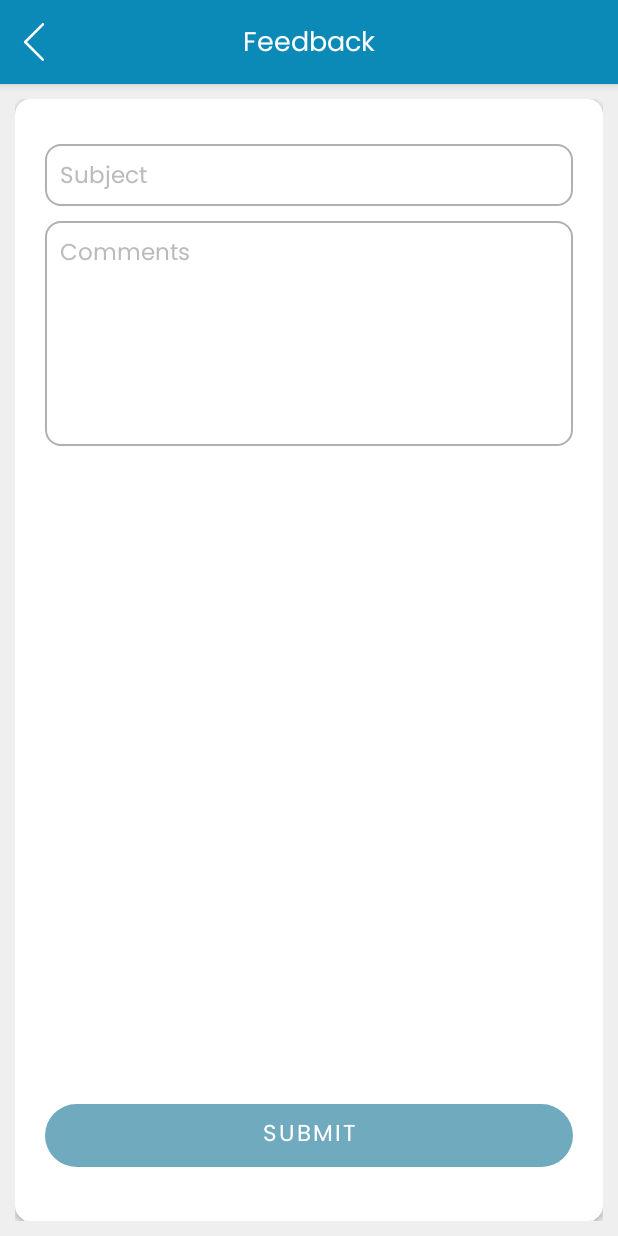
After one commit to sureshjayam77/memy_folks, an Android app: the FeedbackActivity screen opened directly, with no data from a screen before it, on a phone screen of 412 x 824 dp. The commit adds this screen. Run offline under Robolectric (Android 15) with nearby library versions, the phone set to English and light mode, and no system bars; our stand-ins replace data binding.

Commit message:
Feedback implemented, accept and reject notification option implemented

```diff
--- a/app/build.gradle
+++ b/app/build.gradle
@@ -26,10 +26,10 @@ android {
     }
 
     buildTypes {
-        debug {
+        /*debug {
             minifyEnabled false
             proguardFiles getDefaultProguardFile('proguard-android-optimize.txt'), 'proguard-rules.pro'
-        }
+        }*/
         release {
             minifyEnabled false
             proguardFiles getDefaultProguardFile('proguard-android-optimize.txt'), 'proguard-rules.pro'
--- /dev/null
+++ b/app/src/main/java/com/memy/activity/FeedbackActivity.kt
@@ -0,0 +1,103 @@
+package com.memy.activity
+
+import android.app.Activity
+import android.content.Intent
+import android.os.Bundle
+import android.text.TextUtils
+import android.view.View
+import androidx.databinding.DataBindingUtil
+import androidx.lifecycle.ViewModelProvider
+import com.memy.R
+import com.memy.databinding.FeedbackActivityBinding
+import com.memy.pojo.CommonResponse
+import com.memy.pojo.FeedbackReqObj
+import com.memy.viewModel.FeedbackViewModel
+import androidx.lifecycle.Observer
+
+class FeedbackActivity : AppBaseActivity() {
+
+    private lateinit var viewModel : FeedbackViewModel
+    private lateinit var binding : FeedbackActivityBinding
+
+    override fun onCreate(savedInstanceState: Bundle?) {
+        super.onCreate(savedInstanceState)
+        binding = DataBindingUtil.setContentView(this,R.layout.feedback_activity)
+        binding.lifecycleOwner = this
+        viewModel = ViewModelProvider(this).get(FeedbackViewModel::class.java)
+        binding.viewModel = viewModel
+        initObserver()
+    }
+
+    fun initObserver(){
+        viewModel.storyTitle.observe(this, Observer { v ->
+            viewModel.validateSubmitBtn()
+        })
+        viewModel.storyDesc.observe(this, Observer { v ->
+            viewModel.validateSubmitBtn()
+        })
+
+        viewModel.submitFeedbackRes.observe(this, this::validateSubmitRes)
+    }
+
+    private fun validateSubmitRes(res: CommonResponse){
+        hideProgressBar()
+        if (res != null) {
+            if ((res.statusCode == 200) || (res.statusCode == 201)) {
+                if (res?.data != null) {
+                    showAlertDialog(
+                        R.id.submit_feedback_success_id,
+                        getString(R.string.feedback_submit_success_fully),
+                        getString(R.string.label_ok),
+                        ""
+                    )
+                } else {
+                    errorHandler(res)
+                }
+            } else {
+                errorHandler(res)
+            }
+        }
+    }
+
+    private fun errorHandler(res: CommonResponse) {
+        var message = ""
+        if ((res != null) && (res.errorDetails != null)) {
+            message = res.errorDetails.message!!
+        }
+        if (TextUtils.isEmpty(message)) {
+            message = getString(R.string.something_went_wrong)
+        }
+        showAlertDialog(R.id.do_nothing, message, getString(R.string.close_label), "")
+    }
+
+    fun submitfeedback(v:View){
+        val subject = viewModel.storyTitle.value
+        val comments = viewModel.storyDesc.value
+        if((!TextUtils.isEmpty(subject)) && (!TextUtils.isEmpty(comments)) && (prefhelper.fetchUserData() != null) && (!TextUtils.isEmpty(subject?.trim())) && (!TextUtils.isEmpty(comments?.trim())) ){
+            showProgressBar()
+            viewModel.feedbackRepository.submitFeedback(FeedbackReqObj(prefhelper.fetchUserData()?.mid,subject,comments))
+        }
+    }
+
+    private fun showProgressBar() {
+        binding.progressInclude.progressBarLayout.visibility = View.VISIBLE
+    }
+
+    private fun hideProgressBar() {
+        binding.progressInclude.progressBarLayout.visibility = View.GONE
+
+    }
+
+    override fun dialogPositiveCallBack(id: Int?) {
+        dismissAlertDialog()
+       if (id == R.id.submit_feedback_success_id) {
+            var intent = Intent()
+            setResult(Activity.RESULT_OK,intent)
+            finish()
+        }
+    }
+
+    override fun dialogNegativeCallBack() {
+        dismissAlertDialog()
+    }
+}
--- a/app/src/main/java/com/memy/api/APIInterface.kt
+++ b/app/src/main/java/com/memy/api/APIInterface.kt
@@ -79,4 +79,10 @@ interface APIInterface {
     @PUT("api/v1/sns_token/")
     fun updateFCMToken(@Body() req: FCMTokenUpdateReq?,@Query("apikey") apikey: String?) : Call<CommonResponse?>?
 
+    @POST("api/v1/feedback/")
+    fun submitFeedback(@Body() req: FeedbackReqObj?,@Query("apikey") apikey: String?) : Call<CommonResponse?>?
+
+    @PUT("api/v1/existing_member/")
+    fun addFamilyAction(@Query("apikey") apikey: String?,@Query("request_id") request_id: Int?,@Query("action") action: String?) : Call<CommonResponse?>?
+
 }
--- a/app/src/main/java/com/memy/api/BaseRepository.kt
+++ b/app/src/main/java/com/memy/api/BaseRepository.kt
@@ -22,7 +22,7 @@ import okhttp3.MultipartBody
 import okhttp3.RequestBody
 
 open class BaseRepository {
-    var retrofit: Retrofit
+    public var retrofit: Retrofit
     lateinit var LEVEL: HttpLoggingInterceptor.Level
     companion object{
        // val BASE_URL = "https://stage.memyfolks.com/"
--- a/app/src/main/java/com/memy/utils/Constents.kt
+++ b/app/src/main/java/com/memy/utils/Constents.kt
@@ -25,5 +25,11 @@ open class Constents {
 
         val NOTIFICATION_INTENT_EXTRA_DEEPLINK = "notification_intent_extra_deeplink"
         val DEEPLINK_NOTIFICATION = "NN001"
+
+        val NOTIFICATION_ACTION_ACCEPT = "ACCEPT"
+        val NOTIFICATION_ACTION_REJECT = "REJECT"
+
+        val NOTIFICATION_TYPE_ADD_STORY = 1
+        val NOTIFICATION_TYPE_ADD_FAMILY_MEMBER = 2
     }
 }
--- /dev/null
+++ b/app/src/main/java/com/memy/viewModel/FeedbackViewModel.kt
@@ -0,0 +1,39 @@
+package com.memy.viewModel
+
+import android.text.TextUtils
+import androidx.lifecycle.MutableLiveData
+import com.memy.pojo.AddStoryMediaObj
+import com.memy.pojo.CommonResponse
+import com.memy.pojo.ProfileData
+import com.memy.retrofit.FeedbackRepository
+import com.memy.retrofit.StoryRepository
+import com.memy.utils.Constents
+
+class FeedbackViewModel : AppBaseViewModel() {
+
+    var enableSubmitBtn : MutableLiveData<Boolean>  = MutableLiveData<Boolean>()
+    var storyTitle : MutableLiveData<String> = MutableLiveData<String>()
+    var storyDesc : MutableLiveData<String> = MutableLiveData<String>()
+    val feedbackRepository : FeedbackRepository = FeedbackRepository()
+    var submitFeedbackRes = MutableLiveData<CommonResponse>()
+    var userId : String = ""
+
+    init {
+        storyTitle.value = ""
+        storyDesc.value = ""
+        submitFeedbackRes = feedbackRepository.submitFeedbackRes
+    }
+
+    fun validateSubmitBtn(){
+        var title = storyTitle.value?.trim()
+        var desc = storyDesc.value?.trim()
+        var enable = false
+
+        if((!TextUtils.isEmpty(title)) && (!TextUtils.isEmpty(desc))){
+            enable = true
+        }
+        enableSubmitBtn.value = enable
+    }
+
+
+}
--- /dev/null
+++ b/app/src/main/res/layout/feedback_activity.xml
@@ -0,0 +1,149 @@
+<?xml version="1.0" encoding="utf-8"?>
+<layout xmlns:android="http://schemas.android.com/apk/res/android"
+    xmlns:app="http://schemas.android.com/apk/res-auto">
+
+    <data>
+
+        <variable
+            name="viewModel"
+            type="com.memy.viewModel.FeedbackViewModel" />
+    </data>
+
+    <androidx.coordinatorlayout.widget.CoordinatorLayout
+        android:layout_width="match_parent"
+        android:layout_height="match_parent"
+        android:background="@color/gray_color">
+
+        <com.google.android.material.appbar.AppBarLayout
+            android:id="@+id/actionBarLayout"
+            android:layout_width="match_parent"
+            android:layout_height="?attr/actionBarSize">
+
+            <androidx.appcompat.widget.Toolbar
+                android:layout_width="match_parent"
+                android:layout_height="?attr/actionBarSize"
+                android:background="@color/colorPrimary"
+                app:contentInsetLeft="0dp"
+                app:contentInsetStart="0dp">
+
+                <androidx.appcompat.widget.AppCompatImageView
+                    android:id="@+id/backIconImageView"
+                    android:layout_width="@dimen/back_icon_height"
+                    android:layout_height="@dimen/back_icon_height"
+                    android:layout_marginStart="@dimen/common_action_left_space"
+                    android:src="@drawable/ic_back_arrow" />
+
+                <androidx.appcompat.widget.AppCompatTextView
+                    android:id="@+id/titleTextView"
+                    style="@style/RegularText"
+                    android:layout_width="wrap_content"
+                    android:layout_height="wrap_content"
+                    android:layout_gravity="center"
+                    android:text="@string/label_feedback"
+                    android:textColor="@color/white"
+                    android:textSize="@dimen/common_header_text_size" />
+
+                <androidx.appcompat.widget.AppCompatImageView
+                    android:id="@+id/menuIconImageView"
+                    android:layout_width="@dimen/back_icon_height"
+                    android:layout_height="@dimen/back_icon_height"
+                    android:layout_gravity="end|center"
+                    android:layout_marginEnd="@dimen/common_margin_size"
+                    android:visibility="gone" />
+
+
+            </androidx.appcompat.widget.Toolbar>
+        </com.google.android.material.appbar.AppBarLayout>
+
+
+        <androidx.core.widget.NestedScrollView
+            android:layout_width="match_parent"
+            android:layout_height="match_parent"
+            android:layout_margin="@dimen/story_content_top_margin"
+            android:fillViewport="true"
+            app:layout_behavior="@string/appbar_scrolling_view_behavior">
+
+            <androidx.cardview.widget.CardView
+                android:layout_width="match_parent"
+                android:layout_height="match_parent"
+                android:backgroundTint="@color/white"
+                app:cardCornerRadius="10dp">
+
+                <androidx.constraintlayout.widget.ConstraintLayout
+                    android:layout_width="match_parent"
+                    android:layout_height="match_parent"
+                    android:layout_margin="@dimen/story_content_top_margin">
+
+                    <androidx.constraintlayout.widget.ConstraintLayout
+                        android:layout_width="match_parent"
+                        android:layout_height="match_parent"
+                        android:layout_marginStart="@dimen/add_family_parent_margin"
+                        android:layout_marginTop="@dimen/add_family_parent_margin"
+                        android:layout_marginEnd="@dimen/add_family_parent_margin"
+                        android:layout_marginBottom="@dimen/add_family_parent_margin"
+                        android:background="@drawable/bg_white_cornor_radius"
+                        app:layout_constraintTop_toTopOf="parent">
+
+                        <androidx.appcompat.widget.AppCompatEditText
+                            android:id="@+id/titleEditText"
+                            style="@style/RegularText"
+                            android:layout_width="match_parent"
+                            android:layout_height="wrap_content"
+                            android:layout_marginTop="@dimen/field_margin_top"
+                            android:background="@drawable/add_story_content_gray_stroke_bg"
+                            android:gravity="start|top"
+                            android:hint="@string/label_subject"
+                            android:maxLines="1"
+                            android:padding="@dimen/field_margin_top"
+                            android:singleLine="true"
+                            android:text="@={viewModel.storyTitle}"
+                            android:textColor="@color/black"
+                            android:textColorHint="@color/hint_color"
+                            android:textSize="@dimen/common_text_size"
+                            app:layout_constraintTop_toTopOf="parent" />
+
+                        <androidx.appcompat.widget.AppCompatEditText
+                            android:id="@+id/contentEditText"
+                            style="@style/RegularText"
+                            android:layout_width="match_parent"
+                            android:layout_height="wrap_content"
+                            android:layout_marginTop="@dimen/field_margin_top"
+                            android:background="@drawable/add_story_content_gray_stroke_bg"
+                            android:gravity="start|top"
+                            android:hint="@string/label_comments"
+                            android:minHeight="@dimen/story_content_min_height"
+                            android:padding="@dimen/field_margin_top"
+                            android:text="@={viewModel.storyDesc}"
+                            android:textColor="@color/black"
+                            android:textColorHint="@color/hint_color"
+                            android:textSize="@dimen/common_text_size"
+                            app:layout_constraintTop_toBottomOf="@+id/titleEditText" />
+
+                        <com.google.android.material.button.MaterialButton
+                            android:id="@+id/submitStory"
+                            style="@style/ButtonBoldWithBg"
+                            android:layout_width="match_parent"
+                            android:layout_height="wrap_content"
+                            android:layout_marginTop="@dimen/common_margin_size"
+                            android:layout_marginBottom="@dimen/common_edit_txt_padding"
+                            android:enabled="@{safeUnbox(viewModel.enableSubmitBtn)}"
+                            android:onClick="submitfeedback"
+                            android:padding="@dimen/story_submit_btn_padding_size"
+                            android:text="@string/label_submit"
+                            android:textColor="@color/white"
+                            android:textSize="@dimen/common_text_size"
+                            app:cornerRadius="30dp"
+                            app:layout_constraintBottom_toBottomOf="parent" />
+
+                    </androidx.constraintlayout.widget.ConstraintLayout>
+                </androidx.constraintlayout.widget.ConstraintLayout>
+            </androidx.cardview.widget.CardView>
+        </androidx.core.widget.NestedScrollView>
+
+        <include
+            android:id="@+id/progressInclude"
+            layout="@layout/progressbar_layout" />
+
+
+    </androidx.coordinatorlayout.widget.CoordinatorLayout>
+</layout>
--- a/app/src/main/res/values/id.xml
+++ b/app/src/main/res/values/id.xml
@@ -8,5 +8,6 @@
     <item name="delete_account_res_id" type="id"/>
     <item name="app_update_dialog_id" type="id"/>
     <item name="add_story_success_id" type="id"/>
+    <item name="submit_feedback_success_id" type="id"/>
 
 </resources>
--- a/app/src/main/res/values/strings.xml
+++ b/app/src/main/res/values/strings.xml
@@ -134,6 +134,13 @@
    // Firebase messaging
     <string name="notification_channel_id">Activity</string>
     <string name="notification_channel_name">PromoNotification</string>
+
+    //Feedback
+    <string name="label_feedback">Feedback</string>
+    <string name="label_subject">Subject</string>
+    <string name="label_comments">Comments</string>
+    <string name="label_submit">Submit</string>
+    <string name="feedback_submit_success_fully">Feedback submitted successfully</string>
 
     <!--Country Code array-->
     <string-array name="countryCode">
```
Also changed, not shown: app/src/main/AndroidManifest.xml (+7 -0 lines), app/src/main/java/com/memy/activity/DashboardActivity.kt (+11 -1 lines), app/src/main/java/com/memy/receiver/MyFirebaseMessagingService.kt (+62 -35 lines), app/src/main/java/com/memy/receiver/NotificationActionReceiver.kt (added, +63 -0 lines), app/src/main/java/com/memy/retrofit/FeedbackRepository.kt (added, +37 -0 lines), app/src/main/res/layout/dashboard_activity.xml (+19 -0 lines), app/src/main/res/mipmap-hdpi/notification_icon.png (added), app/src/main/res/mipmap-mdpi/notification_icon.png (added), app/src/main/res/mipmap-xhdpi/notification_icon.png (added), app/src/main/res/mipmap-xxhdpi/notification_icon.png (added), app/src/main/res/mipmap-xxxhdpi/notification_icon.png (added).
